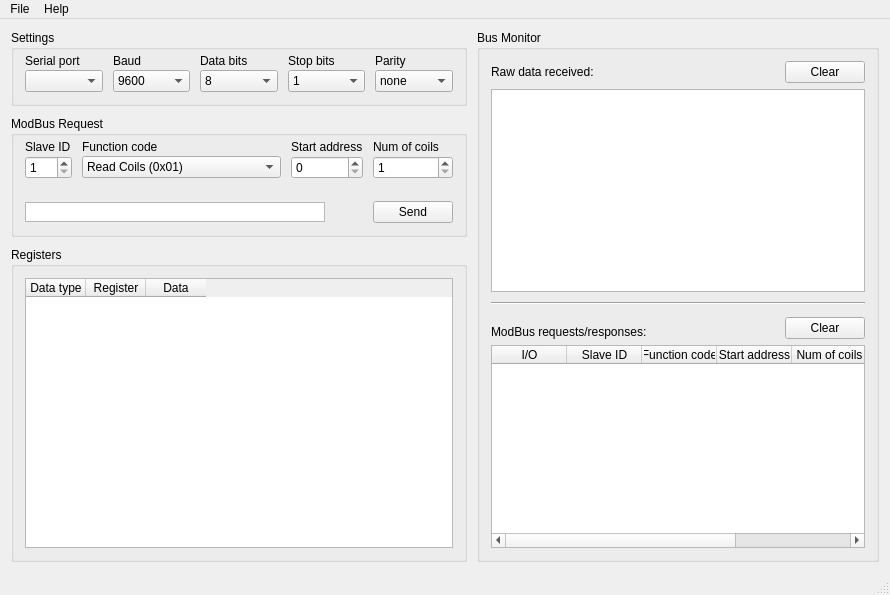
Above: forms/mainwindow.ui from ed-chemnitz/qmodbus before the change. Below: the same form after it.
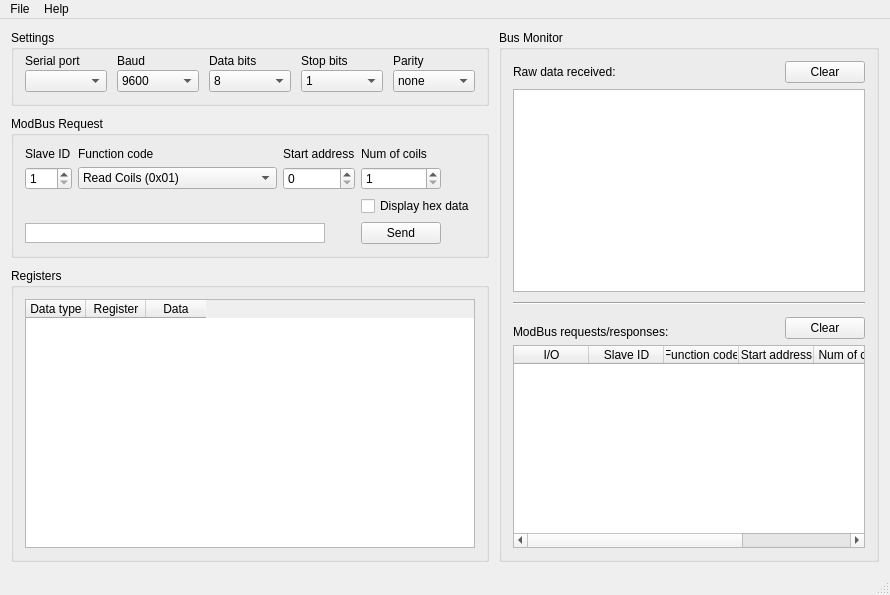
That is the form after the change. Icons and pictures are not drawn.

Commit message:
MainWindow: added option to show input values in hex format
This commit adds an option to show input values (input or holding registers)
in hex format.

Thanks to Matthias Richter for this patch.

Diff of the .ui file:
```diff
--- a/forms/mainwindow.ui
+++ b/forms/mainwindow.ui
@@ -345,15 +345,6 @@
        <string>ModBus Request</string>
       </property>
       <layout class="QGridLayout" name="gridLayout_2">
-       <property name="topMargin">
-        <number>4</number>
-       </property>
-       <property name="horizontalSpacing">
-        <number>10</number>
-       </property>
-       <property name="verticalSpacing">
-        <number>2</number>
-       </property>
        <item row="0" column="0">
         <widget class="QLabel" name="label_6">
          <property name="text">
@@ -492,6 +483,13 @@
          </property>
         </spacer>
        </item>
+       <item row="2" column="3" colspan="2">
+        <widget class="QCheckBox" name="checkBoxHexData">
+         <property name="text">
+          <string>Display hex data</string>
+         </property>
+        </widget>
+       </item>
        <item row="3" column="0" colspan="3">
         <widget class="QTextEdit" name="requestPreview">
          <property name="sizePolicy">
```
The commit also changes 2 other files.
